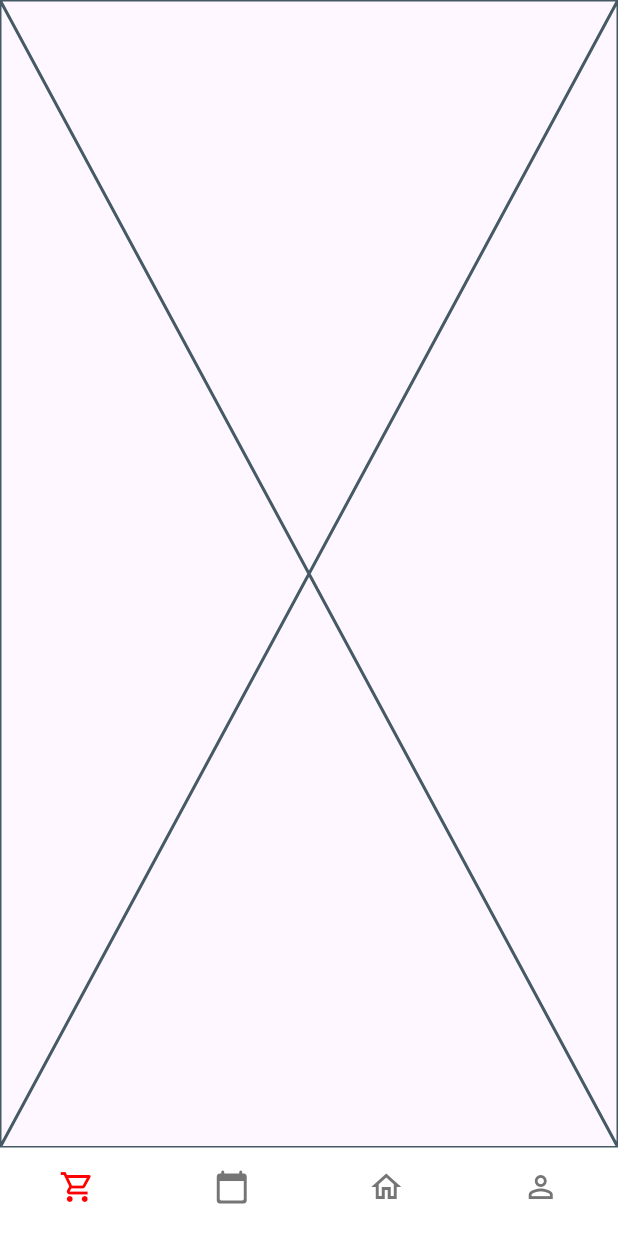
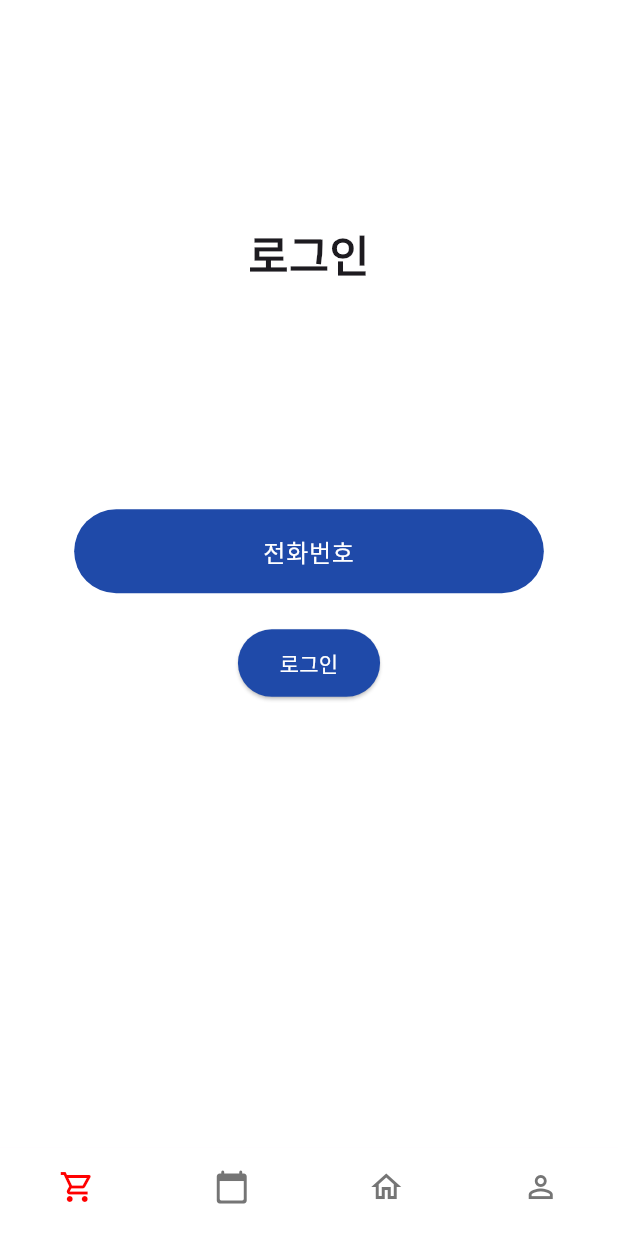
Before and after one commit to Taekwondo1906/taekwon, a Flutter app: the screen it shows after launch, on a phone screen of 412 x 824 dp. Run offline on Flutter 3.47's test engine with Material 3 defaults, Android fonts, the phone set to English and light mode, and no system bars.

Commit message:
✨ 로그인 페이지 구현(전화번호입력/휴대폰인증/완료페이지 3개)
페이지 확인용으로 임시로 포인트샵 화면에 걸어뒀어요 + 버튼 색 팔레트에 추가함

```diff
--- a/lib/decoration/color_palette.dart
+++ b/lib/decoration/color_palette.dart
@@ -6,3 +6,4 @@ const Color labelColor = Color(0xFF2C2C2C);
 const Color shadowColor = Color(0x3F000000);
 const Color iconColor = Color(0xFFD9D9D9);
 const Color detailColor = Color(0xFF757575);
+const Color buttonColor = Color(0xFF1F4AA9);
--- /dev/null
+++ b/lib/login/login_screen.dart
@@ -0,0 +1,104 @@
+//로그인 화면
+
+import 'package:flutter/material.dart';
+// 색상 팔레트
+import 'package:taekwon/decoration/color_palette.dart';
+import 'package:taekwon/login/login_authentication.dart';
+
+class LoginPage extends StatefulWidget {
+  const LoginPage({super.key});
+
+  @override
+  State<LoginPage> createState() => _LoginPageState();
+}
+
+class _LoginPageState extends State<LoginPage> {
+  final TextEditingController phoneController = TextEditingController();
+
+  void loginFunction() {
+    String phone = phoneController.text.trim();
+
+    if (phone.isEmpty) {
+      ScaffoldMessenger.of(
+        context,
+      ).showSnackBar(const SnackBar(content: Text("전화번호를 입력해주세요.")));
+      return;
+    }
+    Navigator.push(
+      context,
+      MaterialPageRoute(builder: (context) => const LoginAuthentication()),
+    );
+  }
+
+  @override
+  Widget build(BuildContext context) {
+    final screenWidth = MediaQuery.of(context).size.width;
+    final screenHeight = MediaQuery.of(context).size.height;
+
+    return Scaffold(
+      backgroundColor: Colors.white,
+      body: Column(
+        crossAxisAlignment: CrossAxisAlignment.center,
+        children: [
+          SizedBox(height: screenHeight * 0.18),
+          const Text(
+            "로그인",
+            style: TextStyle(fontSize: 29, fontWeight: FontWeight.bold),
+          ),
+          const Spacer(), // 로그인 폼을 아래로 밀어줌
+          Padding(
+            padding: const EdgeInsets.symmetric(horizontal: 24.0),
+            child: Column(
+              mainAxisSize: MainAxisSize.min,
+              children: [
+                Center(
+                  child: SizedBox(
+                    width: screenWidth * 0.76,
+                    child: TextField(
+                      controller: phoneController,
+                      textAlign: TextAlign.center,
+                      style: TextStyle(color: Colors.white),
+                      decoration: const InputDecoration(
+                        hintText: "전화번호",
+                        hintStyle: TextStyle(
+                          color: Color.fromARGB(255, 255, 255, 255),
+                          fontSize: 16,
+                        ),
+                        filled: true,
+                        fillColor: buttonColor,
+                        border: OutlineInputBorder(
+                          borderRadius: BorderRadius.all(Radius.circular(100)),
+                          borderSide: BorderSide.none,
+                        ),
+                        focusedBorder: OutlineInputBorder(
+                          borderRadius: BorderRadius.all(Radius.circular(100)),
+                          borderSide: BorderSide(color: Colors.blue),
+                        ),
+                      ),
+                      keyboardType: TextInputType.phone,
+                    ),
+                  ),
+                ),
+
+                const SizedBox(height: 24),
+                SizedBox(
+                  width: screenWidth * 0.23,
+                  height: 45,
+                  child: ElevatedButton(
+                    onPressed: loginFunction,
+                    style: ElevatedButton.styleFrom(
+                      backgroundColor: buttonColor,
+                      foregroundColor: Colors.white,
+                    ),
+                    child: const Text("로그인"),
+                  ),
+                ),
+              ],
+            ),
+          ),
+          const Spacer(flex: 2), // 아래쪽 더 많은 공간 확보
+        ],
+      ),
+    );
+  }
+}
--- a/lib/main.dart
+++ b/lib/main.dart
@@ -1,8 +1,8 @@
 import 'package:flutter/material.dart';
-
 // 각 페이지 import
 import 'package:taekwon/home/home_screen.dart'; //  home_screen
-import 'package:taekwon/navigation/navigation_bar.dart';  // navigation_bar
+import 'package:taekwon/login/login_screen.dart';
+import 'package:taekwon/navigation/navigation_bar.dart'; // navigation_bar
 
 void main() {
   runApp(const MyApp());
@@ -27,7 +27,7 @@
   int _currentIndex = 0;
 
   final List<Widget> _screens = [
-    const Placeholder(), //  포인트샵 화면
+    const LoginPage(), //  포인트샵 화면...인데 확인차 로그인페이지를 넣어뒀어요!! 나중에 수정예정
     const Placeholder(), //  일정 화면
     const HomeScreen(), //  홈 화면
     const Placeholder(), //  마이페이지 화면
```
Also changed, not shown: lib/login/login_authentication.dart (added, +137 -0 lines), lib/login/login_complete.dart (added, +55 -0 lines).
